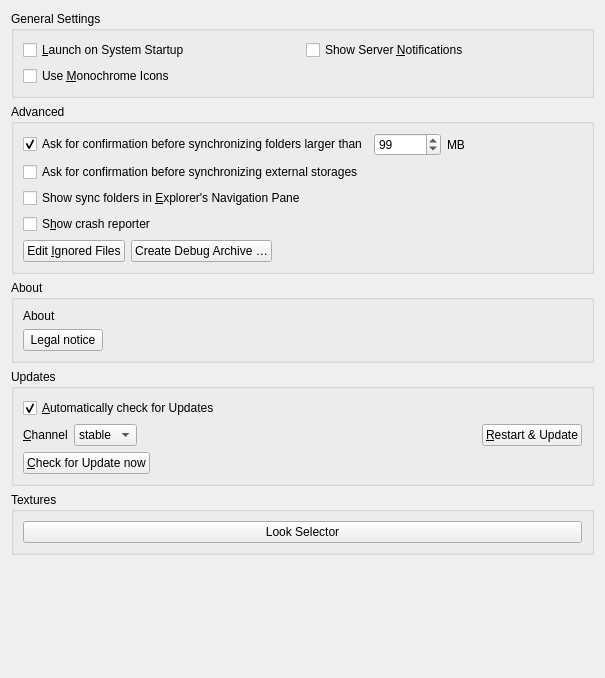
Old version of the form src/gui/generalsettings.ui in the repository cynthiavaldes/nextcloud-3.4.2-fork.
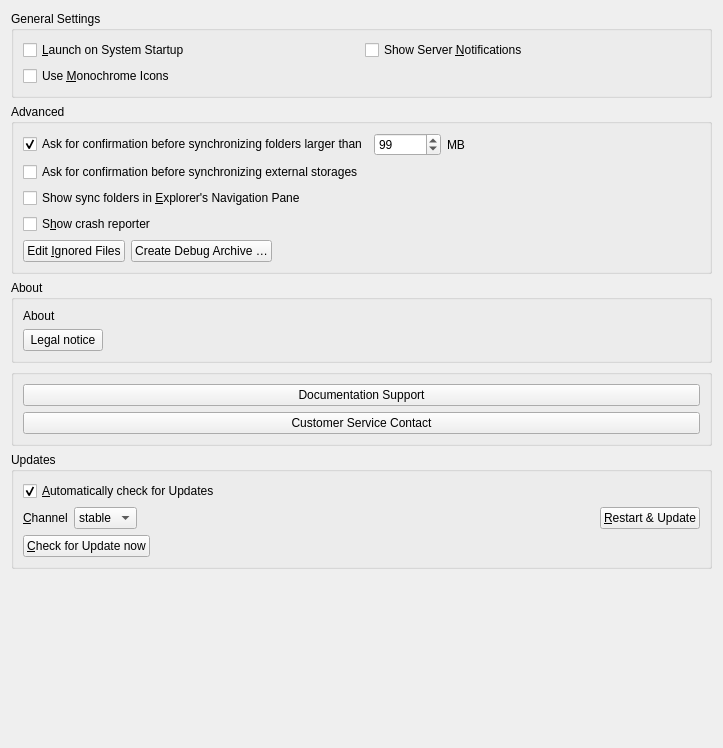
New version of the form.

Commit message: generalsetting and systray changes

The edit to the form file:
```diff
--- a/src/gui/generalsettings.ui
+++ b/src/gui/generalsettings.ui
@@ -6,8 +6,8 @@
    <rect>
     <x>0</x>
     <y>0</y>
-    <width>605</width>
-    <height>678</height>
+    <width>723</width>
+    <height>748</height>
    </rect>
   </property>
   <property name="windowTitle">
@@ -137,7 +137,99 @@
      </layout>
     </widget>
    </item>
+   <item row="8" column="0">
+    <spacer name="verticalSpacer">
+     <property name="orientation">
+      <enum>Qt::Vertical</enum>
+     </property>
+     <property name="sizeHint" stdset="0">
+      <size>
+       <width>20</width>
+       <height>0</height>
+      </size>
+     </property>
+    </spacer>
+   </item>
+   <item row="0" column="0">
+    <widget class="QGroupBox" name="generalGroupBox">
+     <property name="title">
+      <string>General Settings</string>
+     </property>
+     <layout class="QGridLayout" name="gridLayout_2">
+      <item row="1" column="0">
+       <widget class="QCheckBox" name="monoIconsCheckBox">
+        <property name="toolTip">
+         <string>For System Tray</string>
+        </property>
+        <property name="text">
+         <string>Use &amp;Monochrome Icons</string>
+        </property>
+       </widget>
+      </item>
+      <item row="0" column="0">
+       <widget class="QCheckBox" name="autostartCheckBox">
+        <property name="text">
+         <string>&amp;Launch on System Startup</string>
+        </property>
+       </widget>
+      </item>
+      <item row="0" column="1">
+       <widget class="QCheckBox" name="serverNotificationsCheckBox">
+        <property name="text">
+         <string>Show Server &amp;Notifications</string>
+        </property>
+       </widget>
+      </item>
+     </layout>
+    </widget>
+   </item>
    <item row="3" column="0">
+    <widget class="QGroupBox" name="aboutGroupBox">
+     <property name="title">
+      <string>About</string>
+     </property>
+     <layout class="QVBoxLayout" name="verticalLayout_3">
+      <item>
+       <widget class="QLabel" name="aboutLabel">
+        <property name="sizePolicy">
+         <sizepolicy hsizetype="Preferred" vsizetype="Minimum">
+          <horstretch>0</horstretch>
+          <verstretch>0</verstretch>
+         </sizepolicy>
+        </property>
+        <property name="text">
+         <string>About</string>
+        </property>
+       </widget>
+      </item>
+      <item>
+       <layout class="QHBoxLayout" name="horizontalLayout_6">
+        <item>
+         <widget class="QPushButton" name="legalNoticeButton">
+          <property name="text">
+           <string>Legal notice</string>
+          </property>
+         </widget>
+        </item>
+        <item>
+         <spacer name="horizontalSpacer_2">
+          <property name="orientation">
+           <enum>Qt::Horizontal</enum>
+          </property>
+          <property name="sizeHint" stdset="0">
+           <size>
+            <width>40</width>
+            <height>20</height>
+           </size>
+          </property>
+         </spacer>
+        </item>
+       </layout>
+      </item>
+     </layout>
+    </widget>
+   </item>
+   <item row="5" column="0">
     <widget class="QGroupBox" name="updatesGroupBox">
      <property name="title">
       <string>Updates</string>
@@ -239,102 +331,10 @@
      </layout>
     </widget>
    </item>
-   <item row="5" column="0">
-    <spacer name="verticalSpacer">
-     <property name="orientation">
-      <enum>Qt::Vertical</enum>
-     </property>
-     <property name="sizeHint" stdset="0">
-      <size>
-       <width>20</width>
-       <height>0</height>
-      </size>
-     </property>
-    </spacer>
-   </item>
-   <item row="2" column="0">
-    <widget class="QGroupBox" name="aboutGroupBox">
-     <property name="title">
-      <string>About</string>
-     </property>
-     <layout class="QVBoxLayout" name="verticalLayout_3">
-      <item>
-       <widget class="QLabel" name="aboutLabel">
-        <property name="sizePolicy">
-         <sizepolicy hsizetype="Preferred" vsizetype="Minimum">
-          <horstretch>0</horstretch>
-          <verstretch>0</verstretch>
-         </sizepolicy>
-        </property>
-        <property name="text">
-         <string>About</string>
-        </property>
-       </widget>
-      </item>
-      <item>
-       <layout class="QHBoxLayout" name="horizontalLayout_6">
-        <item>
-         <widget class="QPushButton" name="legalNoticeButton">
-          <property name="text">
-           <string>Legal notice</string>
-          </property>
-         </widget>
-        </item>
-        <item>
-         <spacer name="horizontalSpacer_2">
-          <property name="orientation">
-           <enum>Qt::Horizontal</enum>
-          </property>
-          <property name="sizeHint" stdset="0">
-           <size>
-            <width>40</width>
-            <height>20</height>
-           </size>
-          </property>
-         </spacer>
-        </item>
-       </layout>
-      </item>
-     </layout>
-    </widget>
-   </item>
-   <item row="0" column="0">
-    <widget class="QGroupBox" name="generalGroupBox">
-     <property name="title">
-      <string>General Settings</string>
-     </property>
-     <layout class="QGridLayout" name="gridLayout_2">
-      <item row="1" column="0">
-       <widget class="QCheckBox" name="monoIconsCheckBox">
-        <property name="toolTip">
-         <string>For System Tray</string>
-        </property>
-        <property name="text">
-         <string>Use &amp;Monochrome Icons</string>
-        </property>
-       </widget>
-      </item>
-      <item row="0" column="0">
-       <widget class="QCheckBox" name="autostartCheckBox">
-        <property name="text">
-         <string>&amp;Launch on System Startup</string>
-        </property>
-       </widget>
-      </item>
-      <item row="0" column="1">
-       <widget class="QCheckBox" name="serverNotificationsCheckBox">
-        <property name="text">
-         <string>Show Server &amp;Notifications</string>
-        </property>
-       </widget>
-      </item>
-     </layout>
-    </widget>
-   </item>
    <item row="4" column="0">
     <widget class="QGroupBox" name="texturesGroupBox">
      <property name="title">
-      <string>Textures</string>
+      <string/>
      </property>
      <layout class="QVBoxLayout" name="verticalLayout_4">
       <property name="leftMargin">
@@ -352,7 +352,14 @@
       <item>
        <widget class="QPushButton" name="themeButton">
         <property name="text">
-         <string>Look Selector</string>
+         <string>Documentation Support</string>
+        </property>
+       </widget>
+      </item>
+      <item>
+       <widget class="QPushButton" name="CSCButton">
+        <property name="text">
+         <string>Customer Service Contact</string>
         </property>
        </widget>
       </item>
```
Left out of the diff: 4 changed lines with no effect on the pictures. The commit also changes 2 other files.
